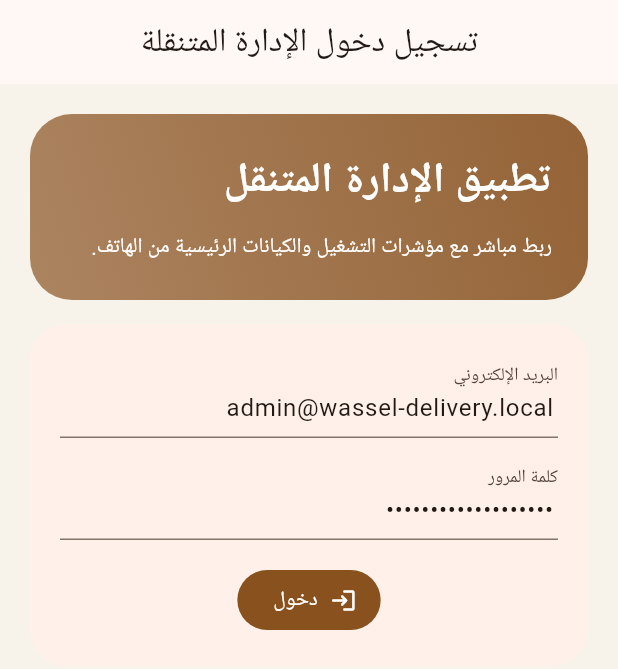
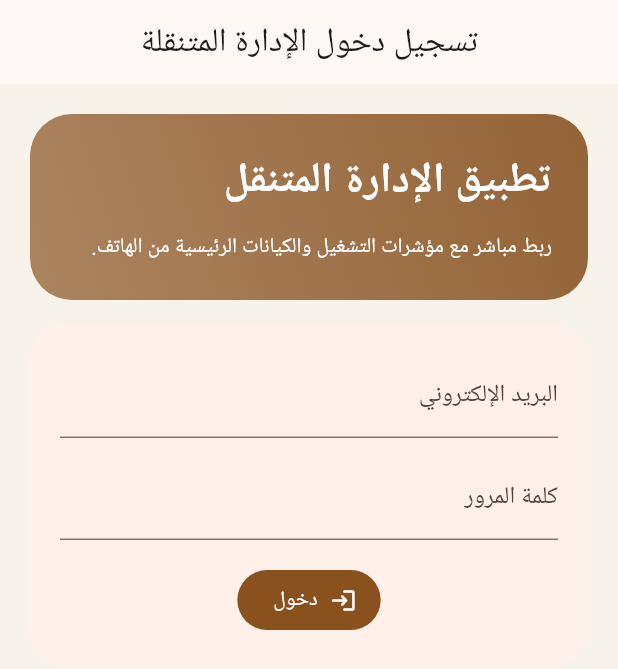
Before and after one commit to abdelfattahaltaeb-cloud/Wassel-Delivery, a Flutter app: the screen it shows after launch, on a phone screen of 412 x 824 dp. Shown: the top 669 px of the screen. Run offline on Flutter 3.47's test engine with Material 3 defaults, Android fonts, the phone set to English and light mode, and no system bars; our stand-ins replace flutter_secure_storage.

Commit message:
Remove mobile login password defaults

```diff
--- a/apps/admin-mobile/lib/src/features/admin_root.dart
+++ b/apps/admin-mobile/lib/src/features/admin_root.dart
@@ -34,9 +34,7 @@ class _AdminRootScreenState extends State<AdminRootScreen> {
   Future<List<SettlementRecord>>? _settlementsFuture;
   Future<DashboardSummary>? _dashboardFuture;
 
-  final _emailController = TextEditingController(
-    text: developmentSeedAdminEmail,
-  );
+  final _emailController = TextEditingController();
   final _passwordController = TextEditingController();
 
   int _selectedIndex = 0;
@@ -46,7 +44,6 @@ class _AdminRootScreenState extends State<AdminRootScreen> {
   @override
   void initState() {
     super.initState();
-    _passwordController.text = widget.environment.seedPassword;
     _bootstrapFuture = _bootstrap();
   }
 
@@ -762,5 +759,3 @@ class _AdminRootScreenState extends State<AdminRootScreen> {
     );
   }
 }
-
-const developmentSeedAdminEmail = 'admin@wassel-delivery.local';
--- a/apps/admin-mobile/pubspec.yaml
+++ b/apps/admin-mobile/pubspec.yaml
@@ -1,7 +1,7 @@
 name: admin_mobile
 description: "Wassel Delivery admin mobile foundation."
 publish_to: 'none'
-version: 1.0.3+4
+version: 1.0.4+5
 
 environment:
   sdk: ^3.10.1
--- a/apps/customer-app/lib/src/features/customer_root.dart
+++ b/apps/customer-app/lib/src/features/customer_root.dart
@@ -29,9 +29,7 @@ class _CustomerRootScreenState extends State<CustomerRootScreen> {
   late final Future<void> _bootstrapFuture;
   Future<List<OrderRecord>>? _ordersFuture;
 
-  final _emailController = TextEditingController(
-    text: developmentSeedCustomerEmail,
-  );
+  final _emailController = TextEditingController();
   final _passwordController = TextEditingController();
   final _registerNameController = TextEditingController();
   final _registerPhoneController = TextEditingController();
@@ -65,7 +63,6 @@ class _CustomerRootScreenState extends State<CustomerRootScreen> {
   @override
   void initState() {
     super.initState();
-    _passwordController.text = widget.environment.seedPassword;
     _bootstrapFuture = _bootstrap();
   }
 
@@ -945,5 +942,3 @@ class _CustomerRootScreenState extends State<CustomerRootScreen> {
     return formatArabicDateTime(entries.last.createdAt);
   }
 }
-
-const developmentSeedCustomerEmail = 'customer@wassel-delivery.local';
--- a/apps/customer-app/pubspec.yaml
+++ b/apps/customer-app/pubspec.yaml
@@ -1,7 +1,7 @@
 name: customer_app
 description: "Wassel Delivery customer mobile foundation."
 publish_to: 'none'
-version: 1.0.3+4
+version: 1.0.4+5
 
 environment:
   sdk: ^3.10.1
--- a/apps/driver-app/lib/src/features/driver_root.dart
+++ b/apps/driver-app/lib/src/features/driver_root.dart
@@ -29,9 +29,7 @@ class _DriverRootScreenState extends State<DriverRootScreen> {
   late final Future<void> _bootstrapFuture;
   Future<List<OrderRecord>>? _ordersFuture;
 
-  final _emailController = TextEditingController(
-    text: developmentSeedDriverEmail,
-  );
+  final _emailController = TextEditingController();
   final _passwordController = TextEditingController();
   final _noteController = TextEditingController();
   final _photoUrlController = TextEditingController(
@@ -54,7 +52,6 @@ class _DriverRootScreenState extends State<DriverRootScreen> {
   @override
   void initState() {
     super.initState();
-    _passwordController.text = widget.environment.seedPassword;
     _bootstrapFuture = _bootstrap();
   }
 
@@ -871,7 +868,6 @@ class _DriverRootScreenState extends State<DriverRootScreen> {
   }
 }
 
-const developmentSeedDriverEmail = 'driver@wassel-delivery.local';
 const _failureReasons = [
   'تعذر الوصول إلى العميل',
   'العنوان غير واضح',
--- a/apps/driver-app/pubspec.yaml
+++ b/apps/driver-app/pubspec.yaml
@@ -1,7 +1,7 @@
 name: driver_app
 description: "Wassel Delivery driver mobile foundation."
 publish_to: 'none'
-version: 1.0.2+3
+version: 1.0.3+4
 
 environment:
   sdk: ^3.10.1
--- a/packages/wassel_mobile/lib/src/config/mobile_environment.dart
+++ b/packages/wassel_mobile/lib/src/config/mobile_environment.dart
@@ -7,7 +7,6 @@ class WasselMobileEnvironment {
     required this.customerRegisterPath,
     required this.refreshPath,
     required this.logoutPath,
-    required this.seedPassword,
     required this.requestTimeout,
   });
 
@@ -16,7 +15,6 @@ class WasselMobileEnvironment {
   final String customerRegisterPath;
   final String? refreshPath;
   final String? logoutPath;
-  final String seedPassword;
   final Duration requestTimeout;
 
   factory WasselMobileEnvironment.current() {
@@ -53,10 +51,6 @@ class WasselMobileEnvironment {
           'WASSEL_LOGOUT_PATH',
           defaultValue: '/auth/logout',
         ),
-      ),
-      seedPassword: const String.fromEnvironment(
-        'WASSEL_SEED_DEV_PASSWORD',
-        defaultValue: 'DevOnly123!ChangeMe',
       ),
       requestTimeout: const Duration(seconds: 20),
     );
```
Also changed, not shown: packages/wassel_mobile/lib/src/testing/smoke_backend.dart (+10 -7 lines).
